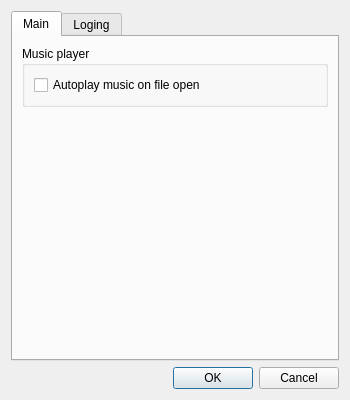
Above: Editor/main_window/appsettings.ui from WohlSoft/Moondust-Project before the change. Below: the same form after it.
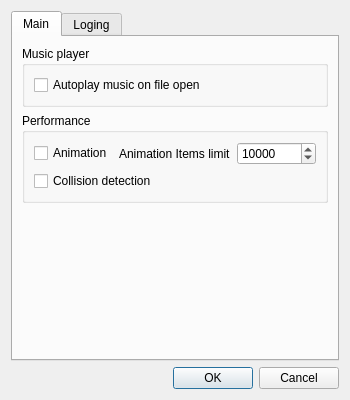
That is the form after the change. The open tabs and pages were chosen to show the change. Icons and pictures are not drawn.

Commit message: Small AppSettings dialog  improvement

```diff
--- a/Editor/main_window/appsettings.ui
+++ b/Editor/main_window/appsettings.ui
@@ -51,6 +51,46 @@
         </widget>
        </item>
        <item row="1" column="0">
+        <widget class="QGroupBox" name="groupBox_2">
+         <property name="title">
+          <string>Performance</string>
+         </property>
+         <layout class="QGridLayout" name="gridLayout_4">
+          <item row="0" column="0">
+           <widget class="QCheckBox" name="Animations">
+            <property name="text">
+             <string>Animation</string>
+            </property>
+           </widget>
+          </item>
+          <item row="0" column="2">
+           <widget class="QSpinBox" name="itemsLisit">
+            <property name="maximum">
+             <number>999999999</number>
+            </property>
+            <property name="value">
+             <number>10000</number>
+            </property>
+           </widget>
+          </item>
+          <item row="0" column="1">
+           <widget class="QLabel" name="label_3">
+            <property name="text">
+             <string>Animation Items limit</string>
+            </property>
+           </widget>
+          </item>
+          <item row="1" column="0" colspan="2">
+           <widget class="QCheckBox" name="Collisions">
+            <property name="text">
+             <string>Collision detection</string>
+            </property>
+           </widget>
+          </item>
+         </layout>
+        </widget>
+       </item>
+       <item row="2" column="0">
         <spacer name="verticalSpacer_2">
          <property name="orientation">
           <enum>Qt::Vertical</enum>
```
Left out of the diff: 4 changed lines with no effect on the pictures. The commit also changes 6 other files.
